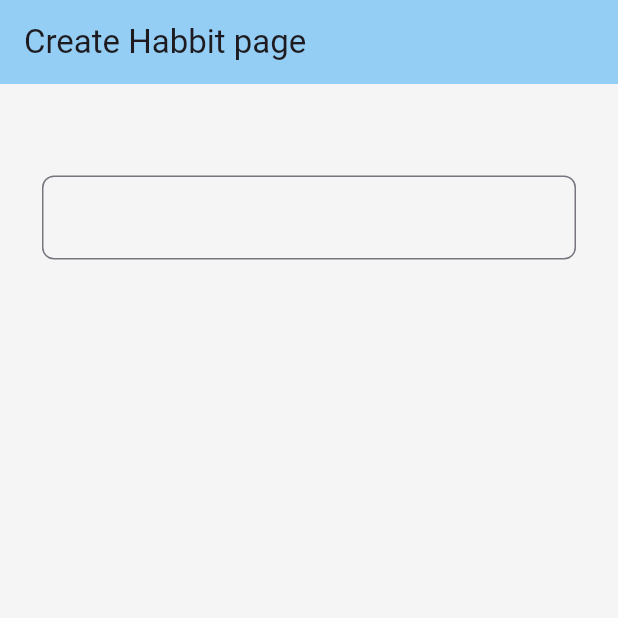
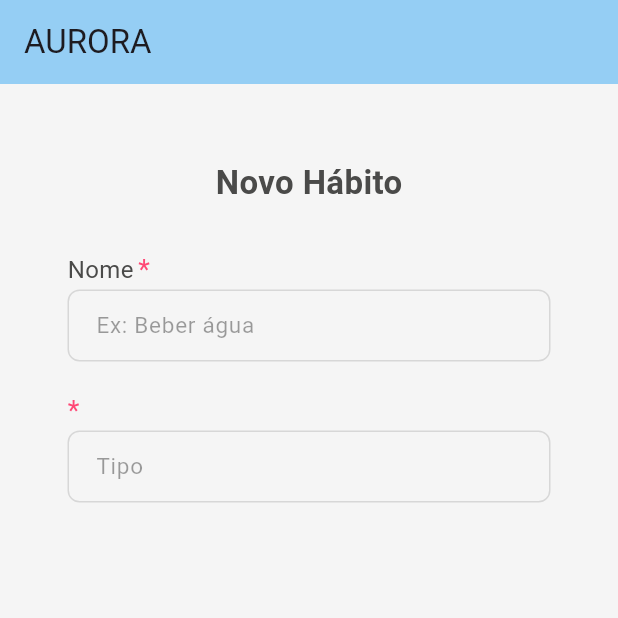
Before and after one commit to deborah-mattge/Aurora, a Flutter app: the MyHomePage screen opened directly, on a phone screen of 412 x 824 dp, the top half of it. Run offline on Flutter 3.47's test engine with Material 3 defaults, Android fonts, the phone set to English and light mode, and no system bars.

Commit message:
chore: adding a component for new habit

```diff
--- /dev/null
+++ b/lib/components/decoration_input.dart
@@ -0,0 +1,41 @@
+import 'package:flutter/material.dart';
+
+InputDecoration getHabitInputDecorations(
+    {required String sendText,
+    required double vertical,
+    required double horizontal,
+    required double width}) {
+  return InputDecoration(
+    hintText: sendText,
+    hintStyle: const TextStyle(fontSize: 15, color: Colors.black38),
+    contentPadding: EdgeInsets.symmetric(
+      vertical: vertical,
+      horizontal: horizontal,
+    ).add(EdgeInsets.only(right: width, left: width)),
+    border: OutlineInputBorder(
+      borderRadius: BorderRadius.circular(8),
+    ),
+    enabledBorder: OutlineInputBorder(
+      borderRadius: BorderRadius.circular(8),
+      borderSide: const BorderSide(
+        color: Colors.black12,
+        width: 1,
+      ),
+    ),
+
+    // focusedBorder: OutlineInputBorder(
+    //   borderRadius: BorderRadius.circular(8),
+    //   borderSide: const BorderSide(
+    //     color: Colors.black26,
+    //     width: 1,
+    //   ),
+    // ),
+    // errorBorder: OutlineInputBorder(
+    //   borderRadius: BorderRadius.circular(8),
+    //   borderSide: const BorderSide(
+    //     color: Colors.black12,
+    //     width: 1,
+    //   ),
+    // ),
+  );
+}
--- a/lib/pages/create_habbit.dart
+++ /dev/null
@@ -1,71 +0,0 @@
-import 'package:flutter/material.dart';
-
-class Create extends StatelessWidget {
-  const Create({super.key});
-  @override
-  Widget build(BuildContext context) {
-    return MaterialApp(
-      title: 'User Post Example',
-      home: MyHomePage(),
-    );
-  }
-}
-
-class MyHomePage extends StatefulWidget {
-  @override
-  _MyHomePageState createState() => _MyHomePageState();
-}
-
-class _MyHomePageState extends State<MyHomePage> {
-  final controller = TextEditingController();
-
-  @override
-  void initState() {
-    super.initState();
-    controller.addListener(() {});
-  }
-
-  @override
-  Widget build(BuildContext context) {
-    return Scaffold(
-        appBar: AppBar(
-          title: Text('Create Habbit page'),
-          backgroundColor: Color.fromRGBO(61, 170, 243, 0.522),
-        ),
-        body: Padding(
-          padding: const EdgeInsets.all(20),
-          child: Column(
-            children: [
-              SizedBox(width: 294, height: 33),
-              Padding(
-                padding: const EdgeInsets.all(8.0),
-                child: CustomField(),
-              ),
-
-            ],
-          ),
-        ),
-        backgroundColor: Color.fromRGBO(245, 245, 245, 1.0)
-        );
-  }
-}
-
-
-class CustomField extends StatelessWidget {
-  const CustomField({super.key});
-
-  @override
-  Widget build(BuildContext context) {
-    return TextField(
-                  decoration: InputDecoration(
-                      border: OutlineInputBorder(
-                          borderRadius:
-                              const BorderRadius.all(Radius.circular(8))
-                  )
-                )
-              );
-  }
-
-  @override
-  void dispose() {}
-}
--- /dev/null
+++ b/lib/pages/create_habit.dart
@@ -0,0 +1,110 @@
+import 'package:aurora/components/decoration_input.dart';
+import 'package:flutter/material.dart';
+
+class Create extends StatelessWidget {
+  const Create({super.key});
+  @override
+  Widget build(BuildContext context) {
+    return MaterialApp(
+      title: 'User Post Example',
+      home: MyHomePage(),
+    );
+  }
+}
+
+class MyHomePage extends StatefulWidget {
+  @override
+  _MyHomePageState createState() => _MyHomePageState();
+}
+
+class _MyHomePageState extends State<MyHomePage> {
+  final controller = TextEditingController();
+
+  @override
+  void initState() {
+    super.initState();
+    controller.addListener(() {});
+  }
+
+  @override
+  Widget build(BuildContext context) {
+    return Scaffold(
+        appBar: AppBar(
+          title: const Text('AURORA'),
+          backgroundColor: const Color.fromRGBO(61, 170, 243, 0.522),
+        ),
+        body: Padding(
+          padding: const EdgeInsets.all(20),
+          child: Column(
+            crossAxisAlignment: CrossAxisAlignment.start,
+            children: [
+              const Padding(
+                padding: EdgeInsets.only(top: 30.0),
+                child: Center(
+                  child: Text(
+                    'Novo Hábito',
+                    style: TextStyle(
+                        fontSize: 22,
+                        fontWeight: FontWeight.w600,
+                        color: Color.fromRGBO(74, 74, 73, 1)),
+                  ),
+                ),
+              ),
+              Padding(
+                  padding:
+                      const EdgeInsets.only(top: 30.0, left: 25.0, right: 25.0),
+                  child: Column(
+                    children: [
+                      const Row(
+                        children: [
+                          Text(
+                            'Nome',
+                            style: TextStyle(
+                                fontSize: 16,
+                                fontWeight: FontWeight.w400,
+                                color: Color.fromRGBO(74, 74, 73, 1)),
+                          ),
+                          SizedBox(width: 3),
+                          Text(
+                            '*',
+                            style: TextStyle(
+                                fontSize: 18,
+                                fontWeight: FontWeight.w400,
+                                color: Color.fromRGBO(255, 71, 117, 1)),
+                          ),
+                        ],
+                      ),
+                      TextField(
+                        decoration: getHabitInputDecorations(
+                            sendText: 'Ex: Beber água',
+                            vertical: 10,
+                            horizontal: 15,
+                            width: 0),
+                      ),
+                      const SizedBox(height: 20),
+                      const Row(
+                          mainAxisAlignment: MainAxisAlignment.start,
+                          children: [
+                            Text(
+                              '*',
+                              style: TextStyle(
+                                  fontSize: 18,
+                                  fontWeight: FontWeight.w400,
+                                  color: Color.fromRGBO(255, 71, 117, 1)),
+                            )
+                          ]),
+                      TextField(
+                        decoration: getHabitInputDecorations(
+                            sendText: 'Tipo',
+                            vertical: 10,
+                            horizontal: 10,
+                            width: 5),
+                      )
+                    ],
+                  ))
+            ],
+          ),
+        ),
+        backgroundColor: const Color.fromRGBO(245, 245, 245, 1.0));
+  }
+}
--- a/lib/pages/habit_view.dart
+++ b/lib/pages/habit_view.dart
@@ -1,4 +1,4 @@
-import 'package:aurora/pages/create_habbit.dart';
+import 'package:aurora/pages/create_habit.dart';
 import 'package:flutter/material.dart';
 
 class MyApp2 extends StatelessWidget {
@@ -26,9 +26,11 @@ class _MyHomePageState extends State<MyHomePage> {
       backgroundColor: Color.fromRGBO(245, 245, 245, 1.0),
       body: ElevatedButton(
           onPressed: () {
+            print(
+                "Botão pressionado"); // Verifique se o botão está sendo pressionado
             Navigator.push(
               context,
-              MaterialPageRoute(builder: (context) =>  Create()),
+              MaterialPageRoute(builder: (context) => Create()),
             );
           },
           child: Text("Criar")),
--- a/lib/pages/home_view.dart
+++ b/lib/pages/home_view.dart
@@ -91,11 +91,11 @@ class _MyHomePageState extends State<MyHomePage> {
                   SizedBox(height: 20),
                   ElevatedButton(
                     onPressed: () {
-                      UserController().postUser(
-                        _nameController.text,
-                        _emailController.text,
-                        _passwordController.text,
-                      );
+                      // UserController().postUser(
+                      //   _nameController.text,
+                      //   _emailController.text,
+                      //   _passwordController.text,
+                      // );
 
                       Navigator.push(
                         context,
```
Also changed, not shown: 1 other file.
